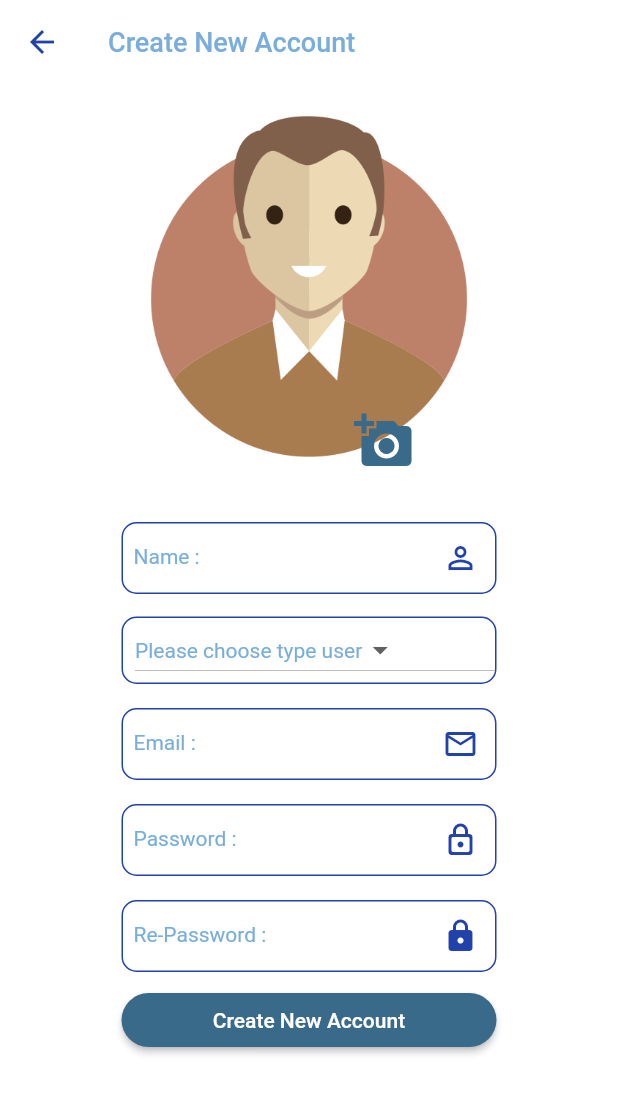
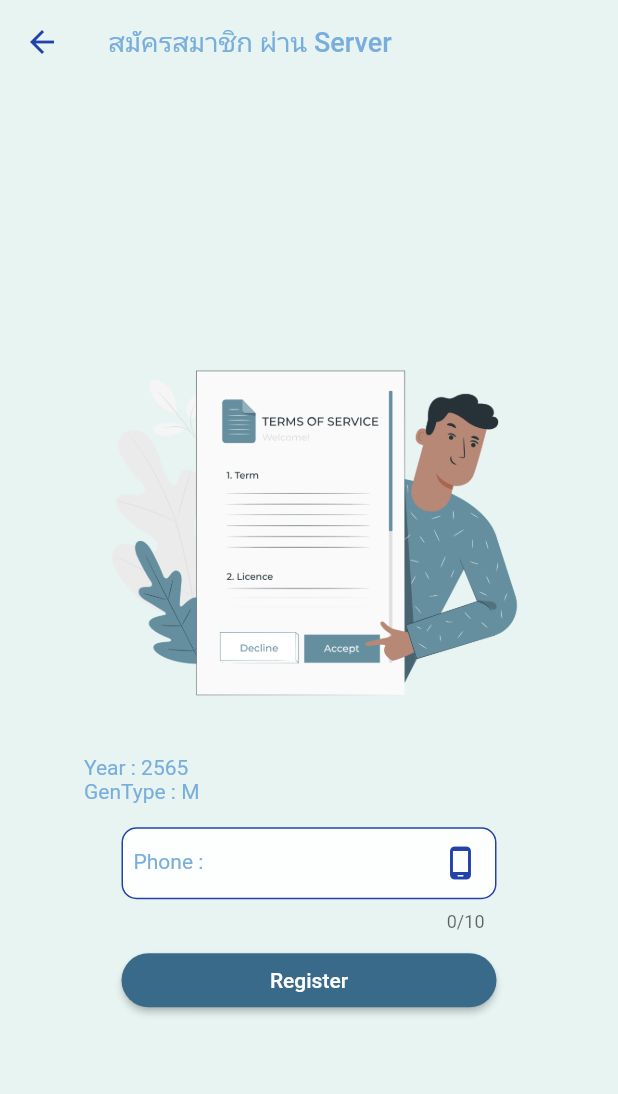
Before and after one commit to narong1081/NarongTransport, a Flutter app: the screen it shows after launch, after a tap on "Create Account", on a phone screen of 412 x 824 dp. Shown: the top 1094 px of the screen. Run offline on Flutter 3.47's test engine with Material 2 defaults, Android fonts, the phone set to English and light mode, and no system bars; our stand-ins replace dio, image_picker.

Commit message:
Start 11May

```diff
--- a/lib/main.dart
+++ b/lib/main.dart
@@ -1,7 +1,10 @@
+import 'dart:io';
+
 import 'package:flutter/material.dart';
 import 'package:narong_transport/states/authen.dart';
 
 void main() {
+  HttpOverrides.global = MyHttpOverride();
   runApp(const MyApp());
 }
 
@@ -17,3 +20,11 @@ class MyApp extends StatelessWidget {
     );
   }
 }
+
+class MyHttpOverride extends HttpOverrides {
+  @override
+  HttpClient createHttpClient(SecurityContext? context) {
+    return super.createHttpClient(context)
+      ..badCertificateCallback = (cert, host, port) => true;
+  }
+}
--- /dev/null
+++ b/lib/models/response_false_model.dart
@@ -0,0 +1,36 @@
+// ignore_for_file: non_constant_identifier_names
+
+import 'dart:convert';
+
+// ignore_for_file: public_member_api_docs, sort_constructors_first
+class ResponseFalseModel {
+  final String ResponseStatus;
+  final String ResponseCode;
+  final String ResponseMessages;
+  ResponseFalseModel({
+    required this.ResponseStatus,
+    required this.ResponseCode,
+    required this.ResponseMessages,
+  });
+
+  Map<String, dynamic> toMap() {
+    return <String, dynamic>{
+      'ResponseStatus': ResponseStatus,
+      'ResponseCode': ResponseCode,
+      'ResponseMessages': ResponseMessages,
+    };
+  }
+
+  factory ResponseFalseModel.fromMap(Map<String, dynamic> map) {
+    return ResponseFalseModel(
+      ResponseStatus: map['ResponseStatus'] ?? '',
+      ResponseCode: map['ResponseCode'] ?? '',
+      ResponseMessages: map['ResponseMessages'] ?? '',
+    );
+  }
+
+  String toJson() => json.encode(toMap());
+
+  factory ResponseFalseModel.fromJson(String source) =>
+      ResponseFalseModel.fromMap(json.decode(source) as Map<String, dynamic>);
+}
--- /dev/null
+++ b/lib/models/user_model.dart
@@ -0,0 +1,37 @@
+import 'dart:convert';
+
+// ignore_for_file: public_member_api_docs, sort_constructors_first
+class UserModel {
+  final String year;
+  final String gentype;
+  final String phonenumber;
+  final String infriendid;
+  UserModel({
+    required this.year,
+    required this.gentype,
+    required this.phonenumber,
+    required this.infriendid,
+  });
+
+  Map<String, dynamic> toMap() {
+    return <String, dynamic>{
+      'year': year,
+      'gentype': gentype,
+      'phonenumber': phonenumber,
+      'infriendid': infriendid,
+    };
+  }
+
+  factory UserModel.fromMap(Map<String, dynamic> map) {
+    return UserModel(
+      year: map['year'] as String,
+      gentype: map['gentype'] as String,
+      phonenumber: map['phonenumber'] as String,
+      infriendid: map['infriendid'] as String,
+    );
+  }
+
+  String toJson() => json.encode(toMap());
+
+  factory UserModel.fromJson(String source) => UserModel.fromMap(json.decode(source) as Map<String, dynamic>);
+}
--- a/lib/states/authen.dart
+++ b/lib/states/authen.dart
@@ -1,5 +1,6 @@
 import 'package:flutter/material.dart';
 import 'package:narong_transport/states/create_account.dart';
+import 'package:narong_transport/states/register.dart';
 import 'package:narong_transport/utilities/my_constant.dart';
 import 'package:narong_transport/widgets/showbutton.dart';
 import 'package:narong_transport/widgets/showform.dart';
@@ -63,7 +64,7 @@ class Authen extends StatelessWidget {
             Navigator.push(
                 context,
                 MaterialPageRoute(
-                  builder: (context) => CreateAccount(),
+                  builder: (context) => Register(),
                 ));
           },
         ),
--- /dev/null
+++ b/lib/states/register.dart
@@ -0,0 +1,149 @@
+// ignore_for_file: avoid_print
+
+import 'package:dio/dio.dart';
+import 'package:flutter/material.dart';
+import 'package:flutter/rendering.dart';
+import 'package:narong_transport/models/response_false_model.dart';
+import 'package:narong_transport/models/user_model.dart';
+import 'package:narong_transport/utilities/my_constant.dart';
+import 'package:narong_transport/utilities/my_dialog.dart';
+import 'package:narong_transport/widgets/show_form_phone.dart';
+import 'package:narong_transport/widgets/showbutton.dart';
+import 'package:narong_transport/widgets/showimage.dart';
+import 'package:narong_transport/widgets/showtext.dart';
+
+class Register extends StatefulWidget {
+  const Register({Key? key}) : super(key: key);
+
+  @override
+  State<Register> createState() => _RegisterState();
+}
+
+class _RegisterState extends State<Register> {
+  String? yearRegis, phoneNumber;
+  String genType = 'M', inFriendId = '';
+
+  @override
+  void initState() {
+    super.initState();
+    findYear();
+  }
+
+  void findYear() {
+    DateTime dateTime = DateTime.now();
+    int year = dateTime.year + 543;
+    yearRegis = year.toString();
+    print('yearRegis : $yearRegis');
+  }
+
+  @override
+  Widget build(BuildContext context) {
+    return Scaffold(
+      appBar: AppBar(
+        title: ShowText(
+          label: 'สมัครสมาชิก ผ่าน Server',
+          textStyle: MyConstant().h2Style(),
+        ),
+        elevation: 0,
+        foregroundColor: MyConstant.dark,
+        backgroundColor: MyConstant.myGreen.withOpacity(0.3),
+      ),
+      body: GestureDetector(
+        behavior: HitTestBehavior.opaque,
+        onTap: () => FocusScope.of(context).requestFocus(FocusScopeNode()),
+        child: Container(
+          decoration: MyConstant().planbox(),
+          child: Center(
+            child: LayoutBuilder(builder: (context, constraints) {
+              return SingleChildScrollView(
+                child: Column(
+                  children: [
+                    SizedBox(
+                      width: constraints.maxWidth * 0.75,
+                      child: const ShowImage(
+                        path: 'images/register.png',
+                      ),
+                    ),
+                    SizedBox(
+                      width: 300,
+                      child: ShowText(
+                        label: 'Year : $yearRegis',
+                        textStyle: MyConstant().h3Style(),
+                      ),
+                    ),
+                    SizedBox(
+                      width: 300,
+                      child: ShowText(
+                        label: 'GenType : $genType',
+                        textStyle: MyConstant().h3Style(),
+                      ),
+                    ),
+                    ShowFormPhone(
+                      label: 'Phone :',
+                      iconData: Icons.phone_android_rounded,
+                      changeFunc: (String string) {
+                        phoneNumber = string.trim();
+                      },
+                    ),
+                    ShowButton(
+                      label: 'Register',
+                      pressFunc: () {
+                        if (phoneNumber?.isEmpty ?? true) {
+                          MyDialog(context: context).normalDialog(
+                            title: 'Phone number is empty.',
+                            subTitle: 'Please enter your phone number!',
+                          );
+                        } else if (phoneNumber!.length != 10) {
+                          MyDialog(context: context).normalDialog(
+                            title: 'Phone number is incorrect!',
+                            subTitle: 'Please check your phone number',
+                          );
+                        } else {
+                          processRegister();
+                        }
+                      },
+                    ),
+                  ],
+                ),
+              );
+            }),
+          ),
+        ),
+      ),
+    );
+  }
+
+  Future<void> processRegister() async {
+    print('Phone number : $phoneNumber');
+    UserModel userModel = UserModel(
+        year: yearRegis!,
+        gentype: genType,
+        phonenumber: phoneNumber!,
+        infriendid: inFriendId);
+
+    Map<String, dynamic> map = userModel.toMap();
+    print('map : $map');
+
+    await Dio()
+        .post(
+      MyConstant.pathRegister,
+      data: map,
+    )
+        .then((value) {
+      print('Success Register value : $value');
+      //get value from API response
+      ResponseFalseModel responseFalseModel =
+          ResponseFalseModel.fromMap(value.data);
+      print('responseFalseModel : ${responseFalseModel.toMap()}');
+
+      if (responseFalseModel.ResponseStatus == 'Failed') {
+        MyDialog(context: context).normalDialog(
+          title: 'Cannot register!',
+          subTitle: responseFalseModel.ResponseMessages,
+        );
+      } else {}
+    }).catchError((onError) {
+      print('onError ==> ${onError.toString()}');
+    });
+  }
+}
--- a/lib/utilities/my_constant.dart
+++ b/lib/utilities/my_constant.dart
@@ -16,6 +16,9 @@ class MyConstant {
     'Driver',
   ];
 
+  static String pathRegister = 'https://www.rollerglobal.com/api/api/Member/register';
+  static String pathLogin = 'https://www.rollerglobal.com/api/api/Member/login';
+
   //method
   BoxDecoration curveBorderBox() => BoxDecoration(
         border: Border.all(
@@ -23,7 +26,7 @@ class MyConstant {
         ),
         borderRadius: BorderRadius.circular(10),
       );
-  BoxDecoration planbox() => BoxDecoration(color: light.withOpacity(0.5));
+  BoxDecoration planbox() => BoxDecoration(color: myGreen.withOpacity(0.3));
   BoxDecoration imageBox() => const BoxDecoration(
         image: DecorationImage(
           image: AssetImage('images/bg.jpg'),
@@ -56,7 +59,7 @@ class MyConstant {
   }
 
   TextStyle h3Active() {
-    return  TextStyle(
+    return TextStyle(
       color: myPink,
       fontSize: 14,
       fontWeight: FontWeight.bold,
--- /dev/null
+++ b/lib/widgets/show_form_phone.dart
@@ -0,0 +1,54 @@
+// ignore_for_file: public_member_api_docs, sort_constructors_first
+
+import 'package:flutter/material.dart';
+
+import 'package:narong_transport/utilities/my_constant.dart';
+import 'package:narong_transport/widgets/showtext.dart';
+
+class ShowFormPhone extends StatelessWidget {
+  final String label;
+  final IconData iconData;
+  final bool? obsecu;
+  final Function(String) changeFunc;
+  const ShowFormPhone({
+    Key? key,
+    required this.label,
+    required this.iconData,
+    this.obsecu,
+    required this.changeFunc,
+  }) : super(key: key);
+
+  @override
+  Widget build(BuildContext context) {
+    return Container(
+      margin: const EdgeInsets.only(top: 16),
+      width: 250,
+      child: TextFormField(
+        keyboardType: TextInputType.phone,
+        maxLength: 10,
+        onChanged: changeFunc,
+        obscureText: obsecu ?? false,
+        style: MyConstant().h3Style(),
+        decoration: InputDecoration(
+          fillColor: Colors.white.withOpacity(0.9),
+          filled: true,
+          contentPadding:
+              const EdgeInsets.symmetric(vertical: 4, horizontal: 8),
+          suffixIcon: Icon(
+            iconData,
+            color: MyConstant.dark,
+          ),
+          label: ShowText(label: label),
+          enabledBorder: OutlineInputBorder(
+            borderSide: BorderSide(color: MyConstant.dark),
+            borderRadius: BorderRadius.circular(10),
+          ),
+          focusedBorder: OutlineInputBorder(
+            borderSide: BorderSide(color: MyConstant.myPink),
+            borderRadius: BorderRadius.circular(10),
+          ),
+        ),
+      ),
+    );
+  }
+}
--- a/pubspec.yaml
+++ b/pubspec.yaml
@@ -35,6 +35,7 @@ dependencies:
   # Use with the CupertinoIcons class for iOS style icons.
   cupertino_icons: ^1.0.2
   image_picker: ^0.8.5
+  dio: ^4.0.6
 
 dev_dependencies:
   flutter_test:
```
Also changed, not shown: images/register.png (added), pubspec.lock.
